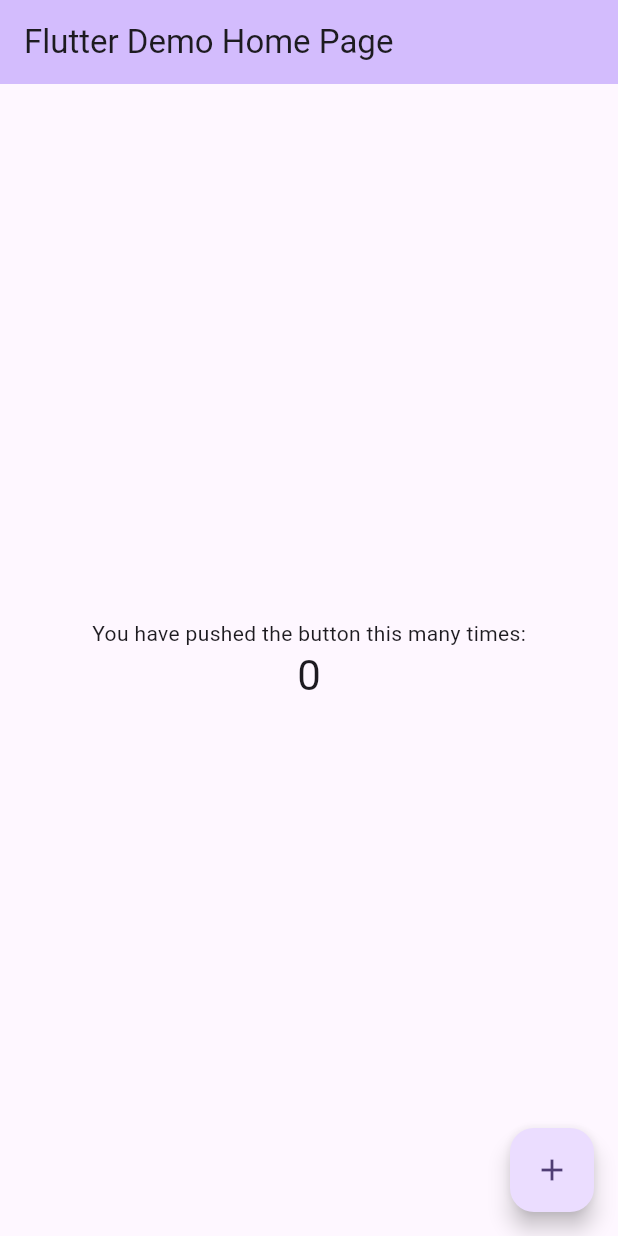
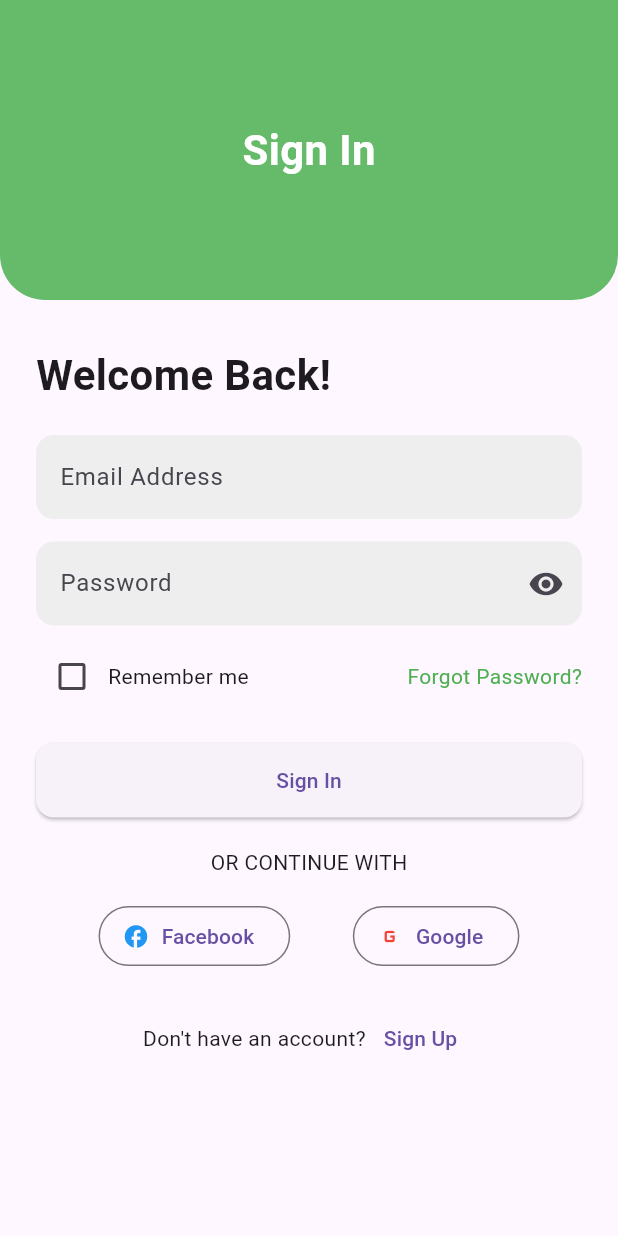
Before and after one commit to dasjoy7/sad_travel_project, a Flutter app: the screen it shows after launch, on a phone screen of 412 x 824 dp. Run offline on Flutter 3.47's test engine with Material 3 defaults, Android fonts, the phone set to English and light mode, and no system bars.

Commit message:
signin signup and homepage without authentication

```diff
--- a/lib/main.dart
+++ b/lib/main.dart
@@ -1,122 +1,21 @@
 import 'package:flutter/material.dart';
+import 'pages/signinpage.dart';
 
 void main() {
-  runApp(const MyApp());
+  runApp(MyApp());
 }
 
 class MyApp extends StatelessWidget {
-  const MyApp({super.key});
-
-  // This widget is the root of your application.
   @override
   Widget build(BuildContext context) {
     return MaterialApp(
-      title: 'Flutter Demo',
+      debugShowCheckedModeBanner: false,
+      title: 'Discover BD',
       theme: ThemeData(
-        // This is the theme of your application.
-        //
-        // TRY THIS: Try running your application with "flutter run". You'll see
-        // the application has a purple toolbar. Then, without quitting the app,
-        // try changing the seedColor in the colorScheme below to Colors.green
-        // and then invoke "hot reload" (save your changes or press the "hot
-        // reload" button in a Flutter-supported IDE, or press "r" if you used
-        // the command line to start the app).
-        //
-        // Notice that the counter didn't reset back to zero; the application
-        // state is not lost during the reload. To reset the state, use hot
-        // restart instead.
-        //
-        // This works for code too, not just values: Most code changes can be
-        // tested with just a hot reload.
-        colorScheme: ColorScheme.fromSeed(seedColor: Colors.deepPurple),
+        primarySwatch: Colors.green,
+        visualDensity: VisualDensity.adaptivePlatformDensity,
       ),
-      home: const MyHomePage(title: 'Flutter Demo Home Page'),
+      home: SignInPage(),
     );
   }
 }
-
-class MyHomePage extends StatefulWidget {
-  const MyHomePage({super.key, required this.title});
-
-  // This widget is the home page of your application. It is stateful, meaning
-  // that it has a State object (defined below) that contains fields that affect
-  // how it looks.
-
-  // This class is the configuration for the state. It holds the values (in this
-  // case the title) provided by the parent (in this case the App widget) and
-  // used by the build method of the State. Fields in a Widget subclass are
-  // always marked "final".
-
-  final String title;
-
-  @override
-  State<MyHomePage> createState() => _MyHomePageState();
-}
-
-class _MyHomePageState extends State<MyHomePage> {
-  int _counter = 0;
-
-  void _incrementCounter() {
-    setState(() {
-      // This call to setState tells the Flutter framework that something has
-      // changed in this State, which causes it to rerun the build method below
-      // so that the display can reflect the updated values. If we changed
-      // _counter without calling setState(), then the build method would not be
-      // called again, and so nothing would appear to happen.
-      _counter++;
-    });
-  }
-
-  @override
-  Widget build(BuildContext context) {
-    // This method is rerun every time setState is called, for instance as done
-    // by the _incrementCounter method above.
-    //
-    // The Flutter framework has been optimized to make rerunning build methods
-    // fast, so that you can just rebuild anything that needs updating rather
-    // than having to individually change instances of widgets.
-    return Scaffold(
-      appBar: AppBar(
-        // TRY THIS: Try changing the color here to a specific color (to
-        // Colors.amber, perhaps?) and trigger a hot reload to see the AppBar
-        // change color while the other colors stay the same.
-        backgroundColor: Theme.of(context).colorScheme.inversePrimary,
-        // Here we take the value from the MyHomePage object that was created by
-        // the App.build method, and use it to set our appbar title.
-        title: Text(widget.title),
-      ),
-      body: Center(
-        // Center is a layout widget. It takes a single child and positions it
-        // in the middle of the parent.
-        child: Column(
-          // Column is also a layout widget. It takes a list of children and
-          // arranges them vertically. By default, it sizes itself to fit its
-          // children horizontally, and tries to be as tall as its parent.
-          //
-          // Column has various properties to control how it sizes itself and
-          // how it positions its children. Here we use mainAxisAlignment to
-          // center the children vertically; the main axis here is the vertical
-          // axis because Columns are vertical (the cross axis would be
-          // horizontal).
-          //
-          // TRY THIS: Invoke "debug painting" (choose the "Toggle Debug Paint"
-          // action in the IDE, or press "p" in the console), to see the
-          // wireframe for each widget.
-          mainAxisAlignment: MainAxisAlignment.center,
-          children: <Widget>[
-            const Text('You have pushed the button this many times:'),
-            Text(
-              '$_counter',
-              style: Theme.of(context).textTheme.headlineMedium,
-            ),
-          ],
-        ),
-      ),
-      floatingActionButton: FloatingActionButton(
-        onPressed: _incrementCounter,
-        tooltip: 'Increment',
-        child: const Icon(Icons.add),
-      ), // This trailing comma makes auto-formatting nicer for build methods.
-    );
-  }
-}
--- /dev/null
+++ b/lib/pages/signinpage.dart
@@ -0,0 +1,169 @@
+import 'package:flutter/material.dart';
+import 'package:sad_travel_project/pages/home_page.dart';
+import 'package:sad_travel_project/pages/signuppage.dart';
+
+class SignInPage extends StatelessWidget {
+  @override
+  Widget build(BuildContext context) {
+    return Scaffold(
+      body: SafeArea(
+        child: SingleChildScrollView(
+          child: Padding(
+            padding: EdgeInsets.only(
+                bottom: MediaQuery.of(context).viewInsets.bottom),
+            child: Column(
+              children: [
+                Container(
+                  height: 200,
+                  width: double.infinity,
+                  decoration: BoxDecoration(
+                    color: Colors.green.shade400,
+                    borderRadius: BorderRadius.only(
+                      bottomLeft: Radius.circular(30),
+                      bottomRight: Radius.circular(30),
+                    ),
+                  ),
+                  child: Center(
+                    child: Text(
+                      "Sign In",
+                      style: TextStyle(
+                        color: Colors.white,
+                        fontSize: 28,
+                        fontWeight: FontWeight.bold,
+                      ),
+                    ),
+                  ),
+                ),
+
+                SizedBox(height: 30),
+
+                Padding(
+                  padding: EdgeInsets.symmetric(horizontal: 24),
+                  child: Column(
+                    crossAxisAlignment: CrossAxisAlignment.start,
+                    children: [
+                      Text(
+                          'Welcome Back!',
+                        style: TextStyle(
+                          fontSize: 28,
+                          fontWeight: FontWeight.bold,
+                        ),
+                      ),
+                      SizedBox(height: 20,),
+                      TextField(
+                        decoration: InputDecoration(
+                          hintText: "Email Address",
+                          filled: true,
+                          fillColor: Colors.grey[200],
+                          border: OutlineInputBorder(
+                            borderRadius: BorderRadius.circular(12),
+                            borderSide: BorderSide.none,
+                          ),
+                        ),
+                      ),
+                      SizedBox(height: 15),
+                      TextField(
+                        obscureText: true,
+                        decoration: InputDecoration(
+                          hintText: "Password",
+                          filled: true,
+                          fillColor: Colors.grey[200],
+                          border: OutlineInputBorder(
+                            borderRadius: BorderRadius.circular(12),
+                            borderSide: BorderSide.none,
+                          ),
+                          suffixIcon: Icon(Icons.visibility),
+                        ),
+                      ),
+
+                      SizedBox(height: 10),
+                      Row(
+                        mainAxisAlignment: MainAxisAlignment.spaceBetween,
+                        children: [
+                          Row(
+                            children: [
+                              Checkbox(value: false, onChanged: (value) {}),
+                              Text("Remember me"),
+                            ],
+                          ),
+                          Text(
+                            "Forgot Password?",
+                            style: TextStyle(color: Colors.green),
+                          ),
+                        ],
+                      ),
+
+                      SizedBox(height: 20),
+
+
+                      ElevatedButton(
+                        onPressed: () {
+                          // After successful sign in
+                          ScaffoldMessenger.of(context).showSnackBar(
+                            SnackBar(content: Text('Sign In Successful!')),
+                          );
+                          Navigator.pushReplacement(
+                            context,
+                            MaterialPageRoute(builder: (context) => HomePage(username: 'Joy')),
+                          );
+                        },
+                        style: ElevatedButton.styleFrom(
+                          minimumSize: Size(double.infinity, 50),
+                          shape: RoundedRectangleBorder(
+                            borderRadius: BorderRadius.circular(12),
+                          ),
+                        ),
+                        child: Text("Sign In"),
+                      ),
+
+                      SizedBox(height: 20),
+                      Center(child: Text("OR CONTINUE WITH")),
+                      SizedBox(height: 15),
+
+                      Row(
+                        mainAxisAlignment: MainAxisAlignment.spaceEvenly,
+                        children: [
+                          OutlinedButton.icon(
+                            onPressed: () {},
+                            icon: Icon(Icons.facebook, color: Colors.blue),
+                            label: Text("Facebook"),
+                          ),
+                          OutlinedButton.icon(
+                            onPressed: () {},
+                            icon: Icon(Icons.g_mobiledata, color: Colors.red),
+                            label: Text("Google"),
+                          ),
+                        ],
+                      ),
+
+                      SizedBox(height: 20),
+                      Center(
+                        child: Row(
+                          mainAxisSize: MainAxisSize.min, // Wrap row tightly around content
+                          children: [
+                            Text("Don't have an account?"),
+                            TextButton(
+                              onPressed: () {
+                                Navigator.push(
+                                  context,
+                                  MaterialPageRoute(builder: (context) => SignUpPage()),
+                                );
+                              },
+                              child: Text("Sign Up"),
+                            ),
+                          ],
+                        ),
+                      )
+
+
+                    ],
+                  ),
+                ),
+              ],
+            ),
+          ),
+        ),
+      ),
+    );
+  }
+}
--- a/pubspec.yaml
+++ b/pubspec.yaml
@@ -58,9 +58,9 @@ flutter:
   uses-material-design: true
 
   # To add assets to your application, add an assets section, like this:
-  # assets:
-  #   - images/a_dot_burr.jpeg
-  #   - images/a_dot_ham.jpeg
+  assets:
+    - assets/images/logo.jpg
+
 
   # An image asset can refer to one or more resolution-specific "variants", see
   # https://flutter.dev/to/resolution-aware-images
```
Also changed, not shown: lib/pages/home_page.dart (added, +226 -0 lines), lib/pages/signuppage.dart (added, +173 -0 lines), assets/images/logo.jpg (added).
